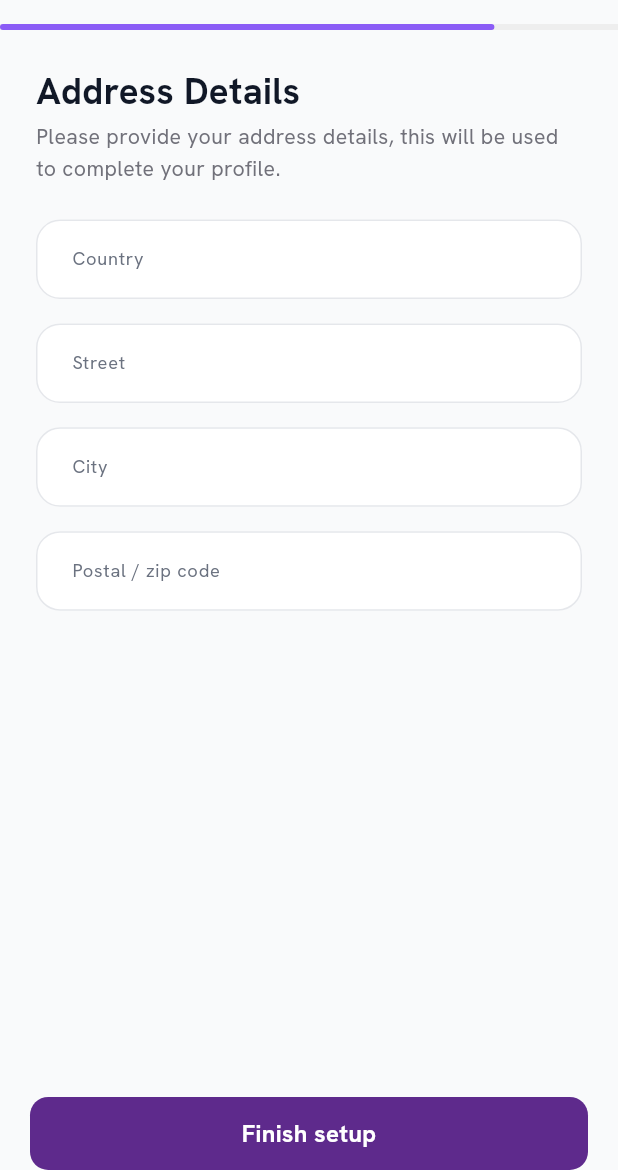
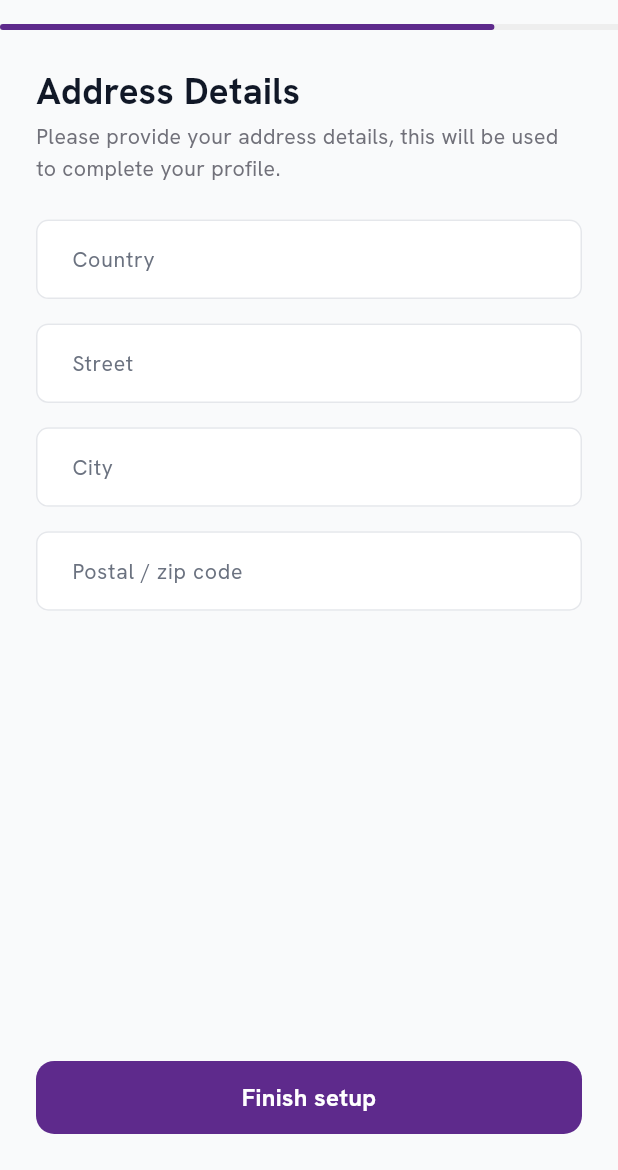
Before and after one commit to SafeVault/vestrollmobile, a Flutter app: the AddressDetailsScreen screen opened by its route, on a phone screen of 412 x 824 dp, the part 66-1236 px from its top. Run offline on Flutter 3.47's test engine with Material 3 defaults, Android fonts, the phone set to English and light mode, and no system bars; our stand-ins replace bloc, bloc_concurrency, confetti, email_validator, equatable, flutter_bloc and 8 more; accounts and stored records are empty; project files that could hold a hidden picture were left out.

Commit message:
feat: address details

```diff
--- a/lib/modules/identity_and_multifactor/presentation/screens/account_type_screen.dart
+++ b/lib/modules/identity_and_multifactor/presentation/screens/account_type_screen.dart
@@ -44,7 +44,7 @@ class _AccountTypeScreenState extends State<AccountTypeScreen> {
                 width: MediaQuery.of(context).size.width * 0.3,
                 height: 4,
                 decoration: BoxDecoration(
-                  color: colors.activeButton,
+                  color: colors.brandDefault,
                   borderRadius: BorderRadius.circular(2),
                 ),
               ),
--- a/lib/modules/identity_and_multifactor/presentation/screens/address_details.dart
+++ b/lib/modules/identity_and_multifactor/presentation/screens/address_details.dart
@@ -7,7 +7,9 @@ import 'package:vestrollmobile/core/navigation/routes_constant.dart';
 import 'package:vestrollmobile/core/utils/managers/config.dart';
 import 'package:vestrollmobile/core/utils/themes_colors/app_color_extension.dart';
 import 'package:vestrollmobile/core/utils/themes_colors/app_font_theme_extension.dart';
+import 'package:vestrollmobile/modules/identity_and_multifactor/data/models/country_model.dart';
 import 'package:vestrollmobile/shared/widgets/app_textfiled.dart';
+import 'package:vestrollmobile/shared/widgets/bottom_sheet.dart';
 import 'package:vestrollmobile/shared/widgets/primary_button.dart';
 import 'package:vestrollmobile/shared/widgets/vestroll_app_bar.dart';
 
@@ -19,11 +21,12 @@ class AddressDetailsScreen extends StatefulWidget {
 }
 
 class _AddressDetailsScreenState extends State<AddressDetailsScreen> {
+  Country? selectedCountry;
+
   final TextEditingController _countryController = TextEditingController();
   final TextEditingController _addressController = TextEditingController();
   final TextEditingController _cityController = TextEditingController();
   final TextEditingController _postalCodeController = TextEditingController();
-  String? selectedCountryCode = '+234';
 
   @override
   void dispose() {
@@ -32,6 +35,36 @@ class _AddressDetailsScreenState extends State<AddressDetailsScreen> {
     _cityController.dispose();
     _countryController.dispose();
     super.dispose();
+  }
+
+  Future<void> _showCountryDialog() async {
+    final result = await showSearchableBottomSheet<Country>(
+      context: context,
+      title: 'Select Country',
+      items: CountryData.countries,
+      getItemLabel: (country) => country.name,
+      getItemLeading: (country) => country.flag,
+    );
+
+    if (result != null) {
+      setState(() {
+        selectedCountry = result;
+        _countryController.text = result.name;
+      });
+    }
+  }
+
+  bool _isFormValid() {
+    return _countryController.text.isNotEmpty &&
+        _addressController.text.isNotEmpty &&
+        _cityController.text.isNotEmpty &&
+        _postalCodeController.text.isNotEmpty;
+  }
+
+  void _handleFinishSetup() {
+    if (_isFormValid()) {
+      context.pushNamed(RouteConstants.profileCreated);
+    }
   }
 
   @override
@@ -47,7 +80,30 @@ class _AddressDetailsScreenState extends State<AddressDetailsScreen> {
       body: SafeArea(
         child: Column(
           children: [
-            Container(
+            _buildProgressBar(colors),
+            Expanded(
+              child: SingleChildScrollView(
+                padding: const EdgeInsets.symmetric(horizontal: 24),
+                child: Column(
+                  crossAxisAlignment: CrossAxisAlignment.start,
+                  children: [
+                    const SizedBox(height: 24),
+                    _buildHeader(fonts, colors),
+                    SizedBox(height: 24.h),
+                    _buildFormFields(),
+                  ],
+                ),
+              ),
+            ),
+            _buildFinishButton(),
+          ],
+        ),
+      ),
+    );
+  }
+
+  Widget _buildProgressBar(ColorSystemExtension colors) {
+    return Container(
       height: 4,
       width: double.infinity,
       color: Colors.grey[200],
@@ -56,18 +112,20 @@ class _AddressDetailsScreenState extends State<AddressDetailsScreen> {
         width: MediaQuery.of(context).size.width * 0.8,
         height: 4,
         decoration: BoxDecoration(
-                  color: colors.activeButton,
+          color: colors.brandDefault,
           borderRadius: BorderRadius.circular(2),
         ),
       ),
-            ),
-            Expanded(
-              child: SingleChildScrollView(
-                padding: const EdgeInsets.symmetric(horizontal: 24),
-                child: Column(
+    );
+  }
+
+  Widget _buildHeader(
+    AppFontThemeExtension fonts,
+    ColorSystemExtension colors,
+  ) {
+    return Column(
       crossAxisAlignment: CrossAxisAlignment.start,
       children: [
-                    const SizedBox(height: 24),
         Text(
           'Address Details',
           style: fonts.heading2Bold.copyWith(
@@ -85,39 +143,50 @@ class _AddressDetailsScreenState extends State<AddressDetailsScreen> {
             color: colors.textSecondary,
           ),
         ),
-                    SizedBox(height: 24.h),
+      ],
+    );
+  }
+
+  Widget _buildFormFields() {
+    return Column(
+      children: [
         AppTextField(
-                      labelText: 'Country',
+          borderRadius: 8.sp,
+          hintText: 'Country',
           controller: _countryController,
+          readOnly: true,
+          onTap: _showCountryDialog,
+          suffixIcon: const Icon(Icons.keyboard_arrow_down),
         ),
         SizedBox(height: 16.h),
         AppTextField(
-                      labelText: 'Street',
+          borderRadius: 8.sp,
+          hintText: 'Street',
           controller: _addressController,
+          keyboardType: TextInputType.streetAddress,
         ),
         SizedBox(height: 16.h),
         AppTextField(
-                      labelText: 'City',
+          borderRadius: 8.sp,
+          hintText: 'City',
           controller: _cityController,
+          keyboardType: TextInputType.text,
         ),
         SizedBox(height: 16.h),
         AppTextField(
-                      labelText: 'Postal / zip code',
+          borderRadius: 8.sp,
+          hintText: 'Postal / zip code',
           controller: _postalCodeController,
+          keyboardType: TextInputType.text,
         ),
       ],
-                ),
-              ),
-            ),
-            PrimaryButton(
-              text: 'Finish setup',
-              onPressed: () {
-                context.pushNamed(RouteConstants.profileCreated);
-              },
-            ),
-          ],
-        ),
-      ),
+    );
+  }
+
+  Widget _buildFinishButton() {
+    return Padding(
+      padding: const EdgeInsets.all(24),
+      child: PrimaryButton(text: 'Finish setup', onPressed: _handleFinishSetup),
     );
   }
 }
--- a/lib/modules/identity_and_multifactor/presentation/screens/personal_details.dart
+++ b/lib/modules/identity_and_multifactor/presentation/screens/personal_details.dart
@@ -192,7 +192,7 @@ class _PersonalDetailsScreenState extends State<PersonalDetailsScreen> {
         width: MediaQuery.of(context).size.width * 0.6,
         height: 4,
         decoration: BoxDecoration(
-          color: colors.activeButton,
+          color: colors.brandDefault,
           borderRadius: BorderRadius.circular(2),
         ),
       ),
```
Lines whose indentation alone changed are shown as unchanged.
